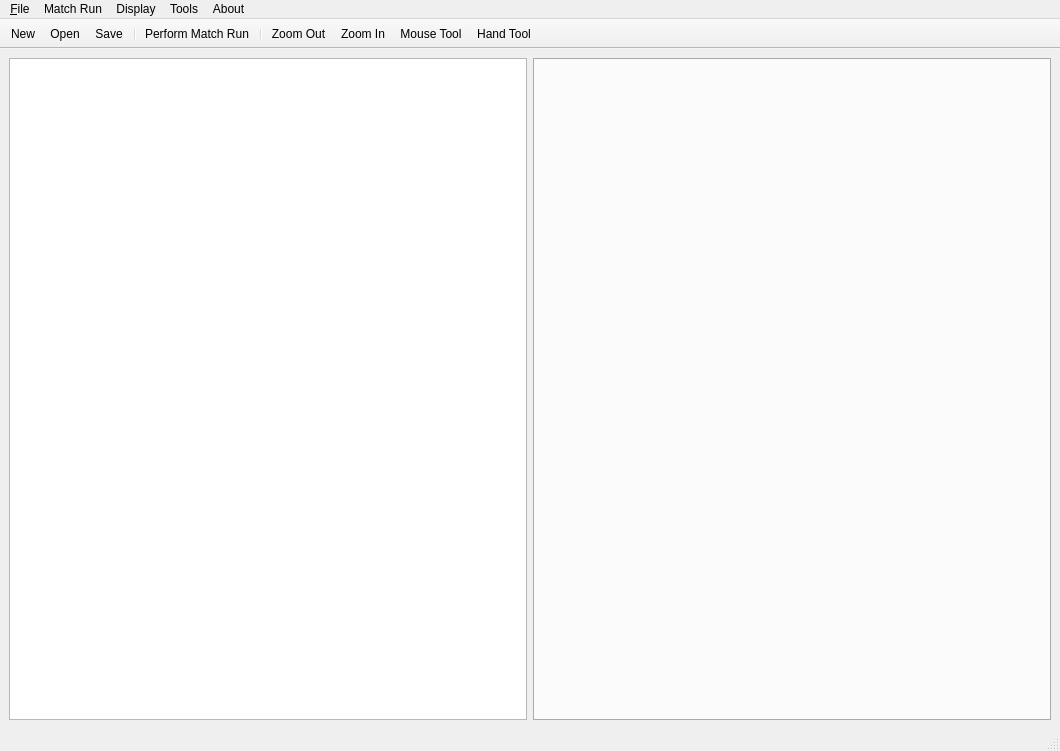
This is KPD GUI/KPDGUI.ui in mathieubray/KPDGUI as Qt 5 draws it before an edit. The edited form follows.
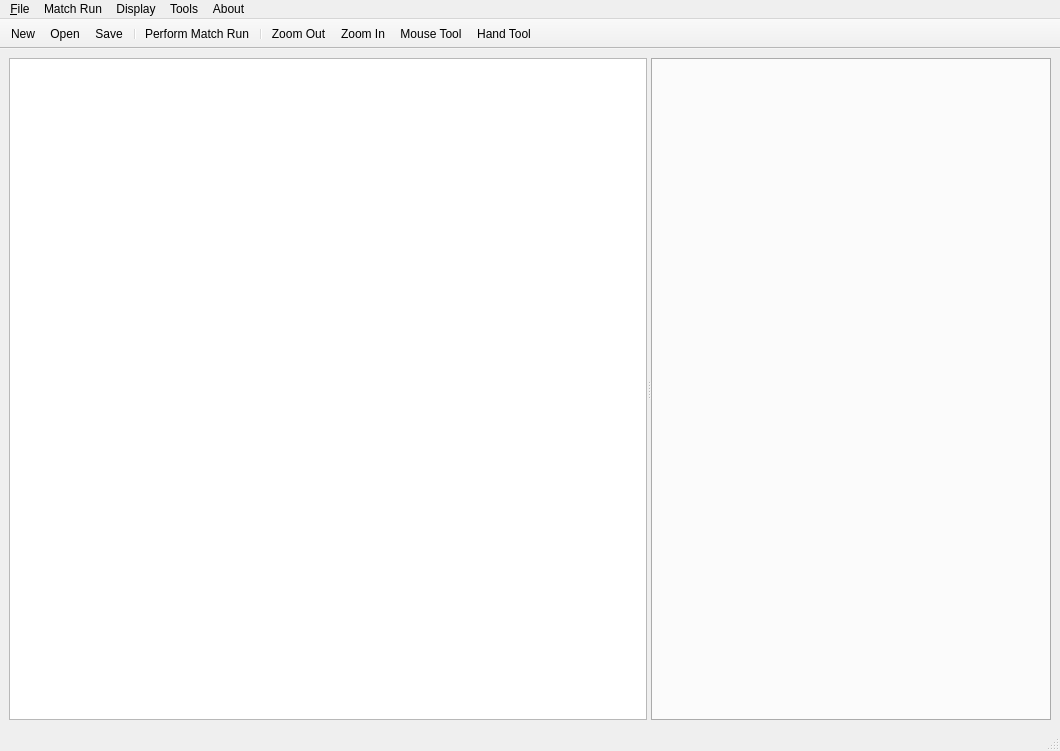
This is the edited form. Icons and pictures are not drawn. Custom widgets are drawn as their Qt base class.

Patch:
```diff
--- a/KPD GUI/KPDGUI.ui
+++ b/KPD GUI/KPDGUI.ui
@@ -32,8 +32,13 @@
   <widget class="QWidget" name="centralwidget">
    <layout class="QGridLayout" name="gridLayout">
     <item row="0" column="0">
-     <layout class="QHBoxLayout" name="horizontalLayout">
-      <item>
+     <widget class="QSplitter" name="splitter">
+      <property name="orientation">
+       <enum>Qt::Horizontal</enum>
+      </property>
+      <property name="childrenCollapsible">
+       <bool>false</bool>
+      </property>
        <widget class="KPDGUIGraphicsView" name="kpdGraphicsView">
         <property name="minimumSize">
          <size>
@@ -48,8 +53,6 @@
          <enum>QGraphicsView::AnchorViewCenter</enum>
         </property>
        </widget>
-      </item>
-      <item>
        <widget class="QTabWidget" name="kpdListView">
         <property name="sizePolicy">
          <sizepolicy hsizetype="Expanding" vsizetype="Expanding">
@@ -59,7 +62,7 @@
         </property>
         <property name="minimumSize">
          <size>
-          <width>200</width>
+         <width>400</width>
           <height>0</height>
          </size>
         </property>
@@ -82,8 +85,7 @@
          <number>-1</number>
         </property>
        </widget>
-      </item>
-     </layout>
+     </widget>
     </item>
    </layout>
   </widget>
```
Left out of the diff: 159 changed lines with no effect on the pictures. Lines whose indentation alone changed are shown as unchanged.
